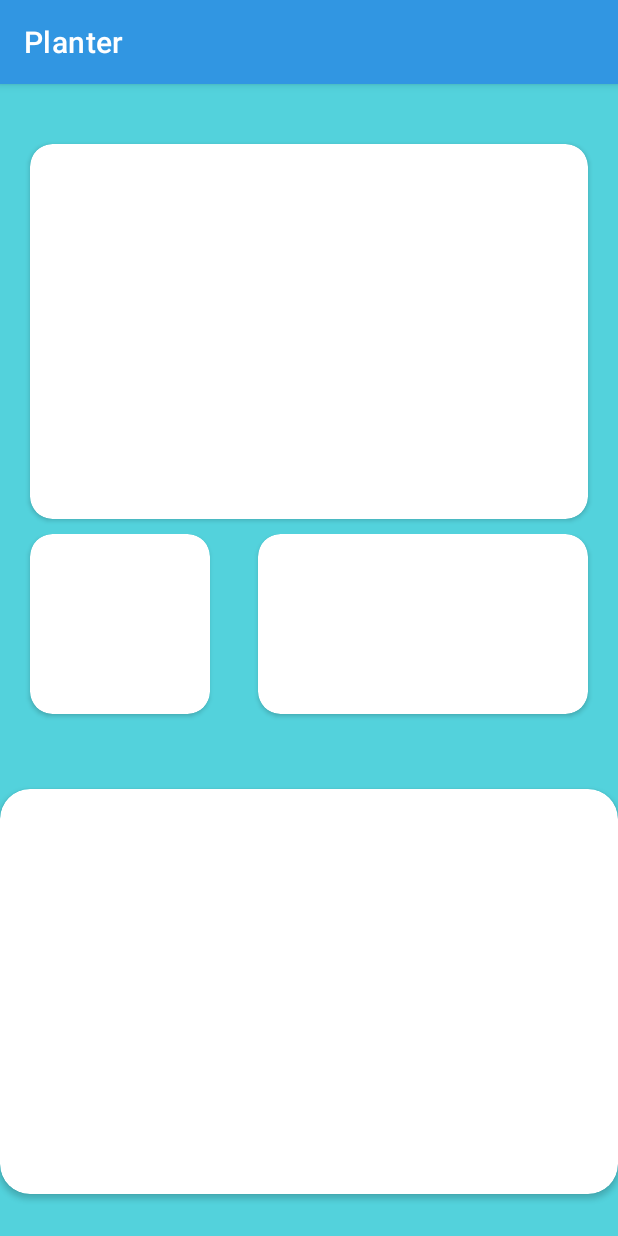
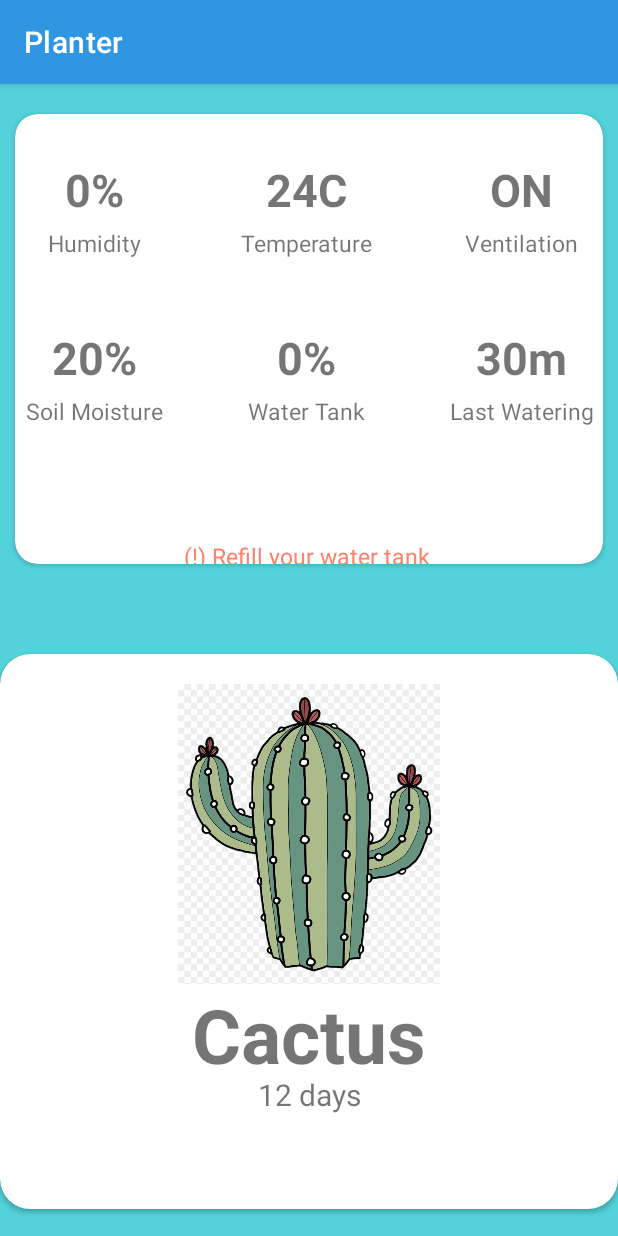
Before and after one commit to dongphusang/Planter, an Android app: the StatBoard screen opened directly, with no data from a screen before it, on a phone screen of 412 x 824 dp. Run offline under Robolectric (Android 15) with nearby library versions, the light colour scheme and no system bars.

Commit message:
Update_005: GUI stat page
- Modified and completed GUI of statpage showing specific stats of the planter

```diff
--- a/Planter/app/src/main/res/layout/activity_stat_board.xml
+++ b/Planter/app/src/main/res/layout/activity_stat_board.xml
@@ -12,32 +12,135 @@
         android:layout_height="match_parent"
         android:orientation="vertical">
 
-        <!-- Humidity & temperature -->
+        <!-- Humidity & soil moisture -->
         <androidx.cardview.widget.CardView
-            android:layout_marginTop="40dp"
-            style="@style/rectangular_cardview"/>
+            style="@style/rectangular_cardview">
 
-        <GridLayout
-            android:layout_width="match_parent"
-            android:layout_height="wrap_content"
-            android:columnCount="2">
+            <GridLayout
+                android:layout_width="match_parent"
+                android:layout_height="match_parent"
+                android:rowCount="3"
+                android:columnCount="3">
 
-            <androidx.cardview.widget.CardView
-                android:layout_column="0"
-                style="@style/left_square_cardview"/>
+                <!-- Humidity -->
+                <TextView
+                    android:layout_row="0"
+                    android:layout_column="0"
+                    android:text="@string/humidity_label"
+                    style="@style/stat_labels"/>
+                <TextView
+                    android:layout_row="0"
+                    android:layout_column="0"
+                    android:text="0%"
+                    style="@style/stat_data"/>
 
-            <androidx.cardview.widget.CardView
-                android:layout_column="1"
-                android:layout_gravity="end"
-                style="@style/right_rec_cardview" />
-        </GridLayout>
+                <!-- Temperature -->
+                <TextView
+                    android:layout_row="0"
+                    android:layout_column="1"
+                    android:text="@string/temp_label"
+                    style="@style/stat_labels"/>
+                <TextView
+                    android:layout_row="0"
+                    android:layout_column="1"
+                    android:text="24C"
+                    style="@style/stat_data"/>
 
+                <!-- Ventilation -->
+                <TextView
+                    android:layout_row="0"
+                    android:layout_column="2"
+                    android:text="@string/venti_label"
+                    style="@style/stat_labels"/>
+                <TextView
+                    android:layout_row="0"
+                    android:layout_column="2"
+                    android:text="ON"
+                    style="@style/stat_data"/>
+
+                <!-- Soil Moisture -->
+                <TextView
+                    android:layout_row="1"
+                    android:layout_column="0"
+                    android:text="@string/soil_moisture_label"
+                    style="@style/stat_labels"/>
+                <TextView
+                    android:layout_row="1"
+                    android:layout_column="0"
+                    android:text="20%"
+                    style="@style/stat_data"/>
+
+                <!-- Water Tank -->
+                <TextView
+                    android:layout_row="1"
+                    android:layout_column="1"
+                    android:text="@string/water_tank_label"
+                    style="@style/stat_labels"/>
+                <TextView
+                    android:layout_row="1"
+                    android:layout_column="1"
+                    android:text="0%"
+                    style="@style/stat_data"/>
+
+                <!-- Last Watering-->
+                <TextView
+                    android:layout_row="1"
+                    android:layout_column="2"
+                    android:text="@string/last_watering"
+                    style="@style/stat_labels"/>
+                <TextView
+                    android:layout_row="1"
+                    android:layout_column="2"
+                    android:text="30m"
+                    style="@style/stat_data"/>
+
+                <!-- Water Tank -->
+                <TextView
+                    android:layout_row="2"
+                    android:layout_column="1"
+                    android:layout_gravity="center"
+                    android:text="(!) Refill your water tank"
+                    android:textColor="@color/secondary"
+                    style="@style/stat_labels"/>
+            </GridLayout>
+        </androidx.cardview.widget.CardView>
+
+
+
+        <!-- Plant image & other info -->
         <androidx.cardview.widget.CardView
             android:layout_marginTop="40dp"
             android:layout_width="match_parent"
-            android:layout_height="270dp"
+            android:layout_height="370dp"
             android:layout_gravity="bottom"
-            app:cardCornerRadius="20dp"/>
+            app:cardCornerRadius="20dp">
+
+            <ImageView
+                android:layout_width="200dp"
+                android:layout_height="200dp"
+                android:layout_gravity="center_horizontal"
+                android:layout_marginTop="20dp"
+                android:src="@drawable/cac"/>
+
+            <TextView
+                android:layout_width="match_parent"
+                android:layout_height="wrap_content"
+                android:layout_marginTop="200dp"
+                android:padding="20dp"
+                android:text="Cactus"
+                android:textSize="50dp"
+                android:textStyle="bold"
+                android:textAlignment="center"/>
+
+            <TextView
+                android:layout_width="match_parent"
+                android:layout_height="wrap_content"
+                android:layout_marginTop="280dp"
+                android:text="12 days"
+                android:textSize="20sp"
+                android:textAlignment="center"/>
+
+        </androidx.cardview.widget.CardView>
 
 
     </LinearLayout>
--- a/Planter/app/src/main/res/values/strings.xml
+++ b/Planter/app/src/main/res/values/strings.xml
@@ -1,4 +1,12 @@
 <resources>
     <string name="app_name">Planter</string>
     <string name="first_entry">My Collection</string>
+    <string name="first_plant_name">No Plant</string>
+    <string name="humidity_label">Humidity</string>
+    <string name="temp_label">Temperature</string>
+    <string name="venti_label">Ventilation</string>
+    <string name="soil_moisture_label">Soil Moisture</string>
+    <string name="water_tank_label">Water Tank</string>
+    <string name="last_watering">Last Watering</string>
+
 </resources>
--- a/Planter/app/src/main/res/values/styles.xml
+++ b/Planter/app/src/main/res/values/styles.xml
@@ -1,29 +1,36 @@
 <?xml version="1.0" encoding="utf-8"?>
 <resources>
     <style name="rectangular_cardview">
-        <item name="android:layout_marginLeft">20dp</item>
-        <item name="android:layout_marginRight">20dp</item>
-        <item name="android:layout_marginBottom">10dp</item>
+        <item name="android:layout_marginTop">20dp</item>
+        <item name="android:layout_marginLeft">10dp</item>
+        <item name="android:layout_marginRight">10dp</item>
+        <item name="android:layout_marginBottom">20dp</item>
         <item name="cardCornerRadius">15dp</item>
         <item name="android:layout_width">match_parent</item>
-        <item name="android:layout_height">250dp</item>
+        <item name="android:layout_height">300dp</item>
     </style>
 
-    <style name="left_square_cardview">
-        <item name="android:layout_marginLeft">20dp</item>
-        <item name="android:layout_marginBottom">10dp</item>
-        <item name="cardCornerRadius">15dp</item>
-        <item name="android:layout_width">120dp</item>
-        <item name="android:layout_height">120dp</item>
+    <style name="stat_labels">
+        <item name="android:layout_width">wrap_content</item>
+        <item name="android:layout_height">wrap_content</item>
+        <item name="android:textAlignment">center</item>
+        <item name="android:textSize">15sp</item>
+        <item name="android:layout_marginTop">60dp</item>
+        <item name="android:layout_marginBottom">15dp</item>
+        <item name="android:layout_columnWeight">1</item>
     </style>
 
-    <style name="right_rec_cardview">
-        <item name="android:layout_marginRight">20dp</item>
-        <item name="android:layout_marginBottom">10dp</item>
-        <item name="cardCornerRadius">15dp</item>
-        <item name="android:layout_width">220dp</item>
-        <item name="android:layout_height">120dp</item>
+    <style name="stat_data">
+        <item name="android:layout_width">wrap_content</item>
+        <item name="android:layout_height">wrap_content</item>
+        <item name="android:textAlignment">center</item>
+        <item name="android:textSize">30sp</item>
+        <item name="android:textStyle">bold</item>
+        <item name="android:layout_marginTop">30dp</item>
+        <item name="android:layout_columnWeight">1</item>
     </style>
 
 
+
+
 </resources>
--- a/Planter/app/src/main/res/values/themes.xml
+++ b/Planter/app/src/main/res/values/themes.xml
@@ -13,4 +13,6 @@
         <item name="android:statusBarColor" tools:targetApi="l">?attr/colorPrimaryVariant</item>
         <!-- Customize your theme here. -->
     </style>
+
+
 </resources>
```
Also changed, not shown: Planter/app/src/main/res/drawable/cac.png (added).
